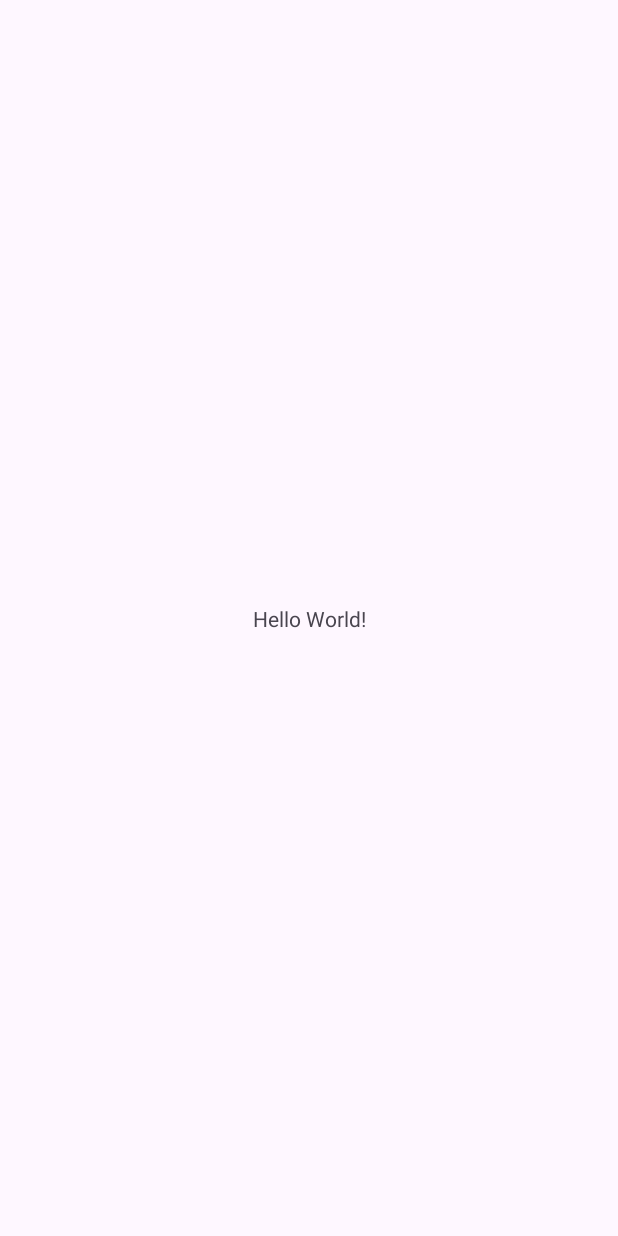
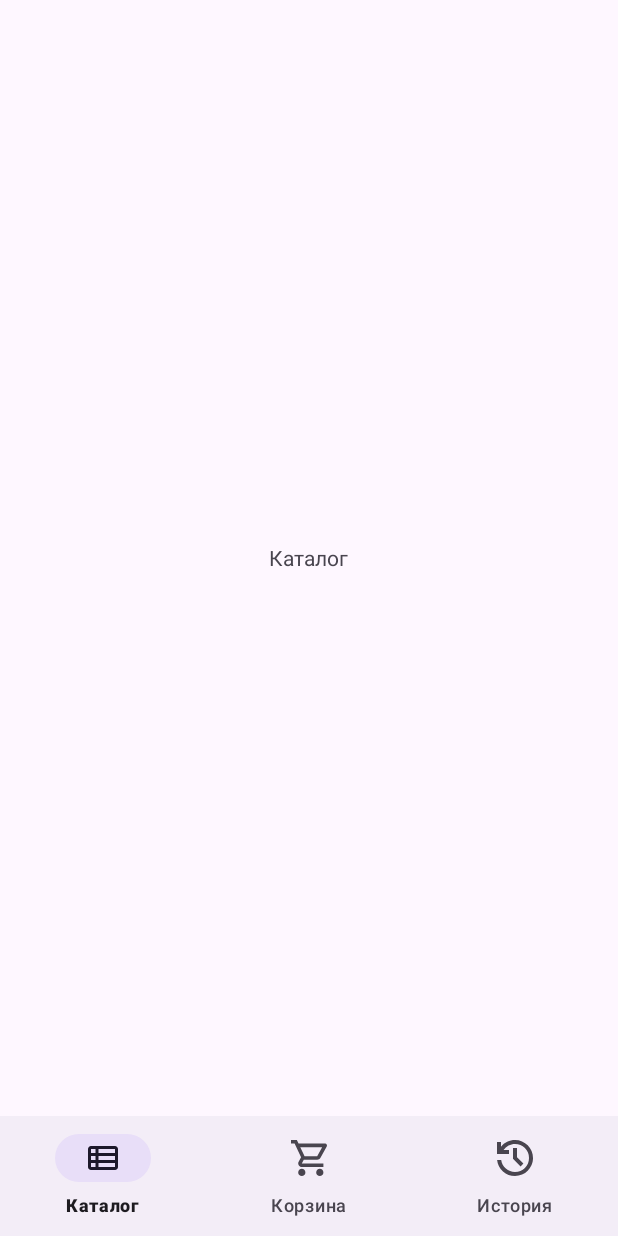
Before and after one commit to ytowka/books-project, an Android app: the screen it shows after launch (MainActivity), on a phone screen of 412 x 824 dp. Before the commit the screen is almost empty. Run offline under Robolectric (Android 15) with nearby library versions, the phone set to English and light mode, and no system bars; our stand-ins replace navigation-ui.

Commit message:
setup navigation

```diff
--- a/app/src/main/java/com/gruppa/books/MainActivity.kt
+++ b/app/src/main/java/com/gruppa/books/MainActivity.kt
@@ -2,10 +2,27 @@ package com.gruppa.books
 
 import androidx.appcompat.app.AppCompatActivity
 import android.os.Bundle
+import android.os.PersistableBundle
+import android.widget.Button
+import android.widget.TextView
+import androidx.lifecycle.ViewModelProvider
+import androidx.navigation.fragment.NavHostFragment
+import androidx.navigation.ui.setupWithNavController
+import com.gruppa.books.databinding.ActivityMainBinding
 
 class MainActivity : AppCompatActivity() {
+    lateinit var binding: ActivityMainBinding
+
+    val viewModel: MainViewModel by lazy { ViewModelProvider(this).get(MainViewModel::class.java) }
     override fun onCreate(savedInstanceState: Bundle?) {
         super.onCreate(savedInstanceState)
-        setContentView(R.layout.activity_main)
+
+        binding = ActivityMainBinding.inflate(layoutInflater)
+        setContentView(binding.root)
+
+        val navHostFragment = supportFragmentManager.findFragmentById(R.id.nav_fragment) as NavHostFragment
+        val navController = navHostFragment.navController
+
+        binding.navBar.setupWithNavController(navController)
     }
 }
--- /dev/null
+++ b/app/src/main/java/com/gruppa/books/MainViewModel.kt
@@ -0,0 +1,19 @@
+package com.gruppa.books
+
+import androidx.lifecycle.LiveData
+import androidx.lifecycle.MutableLiveData
+import androidx.lifecycle.ViewModel
+
+class MainViewModel : ViewModel(){
+
+
+    private val _countLiveData: MutableLiveData<Int> = MutableLiveData(0)
+    val countLiveData: LiveData<Int> = _countLiveData
+
+    fun inc(){
+        val count = _countLiveData.value ?: 0
+        _countLiveData.value = count + 1
+    }
+
+
+}
--- /dev/null
+++ b/app/src/main/java/com/gruppa/books/ui/CatalogFragment.kt
@@ -0,0 +1,22 @@
+package com.gruppa.books.ui
+
+import android.os.Bundle
+import android.view.LayoutInflater
+import android.view.View
+import android.view.ViewGroup
+import androidx.fragment.app.Fragment
+import com.gruppa.books.databinding.FragmentCatalogBinding
+
+class CatalogFragment : Fragment(){
+
+    lateinit var binding: FragmentCatalogBinding
+
+    override fun onCreateView(
+        inflater: LayoutInflater,
+        container: ViewGroup?,
+        savedInstanceState: Bundle?
+    ): View {
+        binding = FragmentCatalogBinding.inflate(inflater)
+        return binding.root
+    }
+}
--- /dev/null
+++ b/app/src/main/java/com/gruppa/books/ui/HistoryFragment.kt
@@ -0,0 +1,23 @@
+package com.gruppa.books.ui
+
+import android.os.Bundle
+import android.view.LayoutInflater
+import android.view.View
+import android.view.ViewGroup
+import androidx.fragment.app.Fragment
+import com.gruppa.books.databinding.FragmentCatalogBinding
+import com.gruppa.books.databinding.FragmentHistoryBinding
+
+class HistoryFragment : Fragment(){
+
+    lateinit var binding: FragmentHistoryBinding
+
+    override fun onCreateView(
+        inflater: LayoutInflater,
+        container: ViewGroup?,
+        savedInstanceState: Bundle?
+    ): View {
+        binding = FragmentHistoryBinding.inflate(inflater)
+        return binding.root
+    }
+}
--- /dev/null
+++ b/app/src/main/java/com/gruppa/books/ui/ShoppingCartFragment.kt
@@ -0,0 +1,21 @@
+package com.gruppa.books.ui
+
+import android.os.Bundle
+import android.view.LayoutInflater
+import android.view.View
+import android.view.ViewGroup
+import androidx.fragment.app.Fragment
+import com.gruppa.books.databinding.FragmentShoppingCartBinding
+
+class ShoppingCartFragment : Fragment() {
+    lateinit var binding: FragmentShoppingCartBinding
+
+    override fun onCreateView(
+        inflater: LayoutInflater,
+        container: ViewGroup?,
+        savedInstanceState: Bundle?
+    ): View {
+        binding = FragmentShoppingCartBinding.inflate(inflater)
+        return binding.root
+    }
+}
--- /dev/null
+++ b/app/src/main/res/drawable/ic_history.xml
@@ -0,0 +1,9 @@
+<vector xmlns:android="http://schemas.android.com/apk/res/android"
+    android:width="18dp"
+    android:height="18dp"
+    android:viewportWidth="18"
+    android:viewportHeight="18">
+  <path
+      android:pathData="M9,18C6.7,18 4.696,17.237 2.987,15.712C1.279,14.188 0.3,12.283 0.05,10H2.1C2.333,11.733 3.104,13.167 4.412,14.3C5.721,15.433 7.25,16 9,16C10.95,16 12.604,15.321 13.962,13.962C15.321,12.604 16,10.95 16,9C16,7.05 15.321,5.396 13.962,4.037C12.604,2.679 10.95,2 9,2C7.85,2 6.775,2.267 5.775,2.8C4.775,3.333 3.933,4.067 3.25,5H6V7H0V1H2V3.35C2.85,2.283 3.888,1.458 5.113,0.875C6.338,0.292 7.633,0 9,0C10.25,0 11.421,0.237 12.512,0.712C13.604,1.188 14.554,1.829 15.363,2.638C16.171,3.446 16.813,4.396 17.288,5.488C17.763,6.579 18,7.75 18,9C18,10.25 17.763,11.421 17.288,12.512C16.813,13.604 16.171,14.554 15.363,15.363C14.554,16.171 13.604,16.813 12.512,17.288C11.421,17.763 10.25,18 9,18ZM11.8,13.2L8,9.4V4H10V8.6L13.2,11.8L11.8,13.2Z"
+      android:fillColor="#1C1B1F"/>
+</vector>
--- /dev/null
+++ b/app/src/main/res/drawable/ic_shopping_cart.xml
@@ -0,0 +1,9 @@
+<vector xmlns:android="http://schemas.android.com/apk/res/android"
+    android:width="20dp"
+    android:height="20dp"
+    android:viewportWidth="20"
+    android:viewportHeight="20">
+  <path
+      android:pathData="M6,20C5.45,20 4.979,19.804 4.588,19.413C4.196,19.021 4,18.55 4,18C4,17.45 4.196,16.979 4.588,16.587C4.979,16.196 5.45,16 6,16C6.55,16 7.021,16.196 7.412,16.587C7.804,16.979 8,17.45 8,18C8,18.55 7.804,19.021 7.412,19.413C7.021,19.804 6.55,20 6,20ZM16,20C15.45,20 14.979,19.804 14.587,19.413C14.196,19.021 14,18.55 14,18C14,17.45 14.196,16.979 14.587,16.587C14.979,16.196 15.45,16 16,16C16.55,16 17.021,16.196 17.413,16.587C17.804,16.979 18,17.45 18,18C18,18.55 17.804,19.021 17.413,19.413C17.021,19.804 16.55,20 16,20ZM5.15,4L7.55,9H14.55L17.3,4H5.15ZM4.2,2H18.95C19.333,2 19.625,2.171 19.825,2.513C20.025,2.854 20.033,3.2 19.85,3.55L16.3,9.95C16.117,10.283 15.871,10.542 15.563,10.725C15.254,10.908 14.917,11 14.55,11H7.1L6,13H18V15H6C5.25,15 4.683,14.671 4.3,14.012C3.917,13.354 3.9,12.7 4.25,12.05L5.6,9.6L2,2H0V0H3.25L4.2,2Z"
+      android:fillColor="#1C1B1F"/>
+</vector>
--- /dev/null
+++ b/app/src/main/res/drawable/ic_view_list.xml
@@ -0,0 +1,13 @@
+<vector xmlns:android="http://schemas.android.com/apk/res/android"
+    android:width="24dp"
+    android:height="24dp"
+    android:viewportWidth="24"
+    android:viewportHeight="24">
+  <group>
+    <clip-path
+        android:pathData="M0,0h24v24h-24z"/>
+    <path
+        android:pathData="M9,18H20V15.325H9V18ZM4,8.675H7V6H4V8.675ZM4,13.35H7V10.675H4V13.35ZM4,18H7V15.325H4V18ZM9,13.35H20V10.675H9V13.35ZM9,8.675H20V6H9V8.675ZM4,20C3.45,20 2.979,19.804 2.588,19.413C2.196,19.021 2,18.55 2,18V6C2,5.45 2.196,4.979 2.588,4.588C2.979,4.196 3.45,4 4,4H20C20.55,4 21.021,4.196 21.413,4.588C21.804,4.979 22,5.45 22,6V18C22,18.55 21.804,19.021 21.413,19.413C21.021,19.804 20.55,20 20,20H4Z"
+        android:fillColor="#1C1B1F"/>
+  </group>
+</vector>
--- a/app/src/main/res/layout/activity_main.xml
+++ b/app/src/main/res/layout/activity_main.xml
@@ -1,18 +1,27 @@
 <?xml version="1.0" encoding="utf-8"?>
-<androidx.constraintlayout.widget.ConstraintLayout xmlns:android="http://schemas.android.com/apk/res/android"
+<LinearLayout xmlns:android="http://schemas.android.com/apk/res/android"
     xmlns:app="http://schemas.android.com/apk/res-auto"
     xmlns:tools="http://schemas.android.com/tools"
     android:layout_width="match_parent"
     android:layout_height="match_parent"
+    android:orientation="vertical"
     tools:context=".MainActivity">
 
-    <TextView
-        android:layout_width="wrap_content"
+    <androidx.fragment.app.FragmentContainerView
+        android:id="@+id/nav_fragment"
+        android:name="androidx.navigation.fragment.NavHostFragment"
+        android:layout_width="match_parent"
+        android:layout_height="0dp"
+        android:layout_weight="1"
+        app:defaultNavHost="true"
+        app:navGraph="@navigation/nav_graph"
+        />
+
+    <com.google.android.material.bottomnavigation.BottomNavigationView
+        android:id="@+id/navBar"
+        android:layout_width="match_parent"
         android:layout_height="wrap_content"
-        android:text="Hello World!"
-        app:layout_constraintBottom_toBottomOf="parent"
-        app:layout_constraintEnd_toEndOf="parent"
-        app:layout_constraintStart_toStartOf="parent"
-        app:layout_constraintTop_toTopOf="parent" />
+        app:menu="@menu/bottom_nav_menu"
+        />
 
-</androidx.constraintlayout.widget.ConstraintLayout>
+</LinearLayout>
--- /dev/null
+++ b/app/src/main/res/layout/fragment_catalog.xml
@@ -0,0 +1,13 @@
+<?xml version="1.0" encoding="utf-8"?>
+<FrameLayout xmlns:android="http://schemas.android.com/apk/res/android"
+    android:layout_width="match_parent"
+    android:layout_height="match_parent">
+
+    <TextView
+        android:layout_width="wrap_content"
+        android:layout_height="wrap_content"
+        android:text="@string/catalog"
+        android:layout_gravity="center"
+        />
+
+</FrameLayout>
--- /dev/null
+++ b/app/src/main/res/layout/fragment_history.xml
@@ -0,0 +1,13 @@
+<?xml version="1.0" encoding="utf-8"?>
+<FrameLayout xmlns:android="http://schemas.android.com/apk/res/android"
+    android:layout_width="match_parent"
+    android:layout_height="match_parent">
+
+    <TextView
+        android:layout_width="wrap_content"
+        android:layout_height="wrap_content"
+        android:text="@string/history"
+        android:layout_gravity="center"
+        />
+
+</FrameLayout>
--- /dev/null
+++ b/app/src/main/res/layout/fragment_shopping_cart.xml
@@ -0,0 +1,13 @@
+<?xml version="1.0" encoding="utf-8"?>
+<FrameLayout xmlns:android="http://schemas.android.com/apk/res/android"
+    android:layout_width="match_parent"
+    android:layout_height="match_parent">
+
+    <TextView
+        android:layout_width="wrap_content"
+        android:layout_height="wrap_content"
+        android:text="@string/cart"
+        android:layout_gravity="center"
+        />
+
+</FrameLayout>
--- /dev/null
+++ b/app/src/main/res/menu/bottom_nav_menu.xml
@@ -0,0 +1,22 @@
+<?xml version="1.0" encoding="utf-8"?>
+<menu xmlns:android="http://schemas.android.com/apk/res/android">
+
+    <item
+        android:id="@+id/catalog"
+        android:title="@string/catalog"
+        android:icon="@drawable/ic_view_list"
+        />
+
+    <item
+        android:id="@+id/shopping_cart"
+        android:title="@string/cart"
+        android:icon="@drawable/ic_shopping_cart"
+        />
+
+    <item
+        android:id="@+id/history"
+        android:title="@string/history"
+        android:icon="@drawable/ic_history"
+        />
+
+</menu>
--- /dev/null
+++ b/app/src/main/res/navigation/nav_graph.xml
@@ -0,0 +1,19 @@
+<?xml version="1.0" encoding="utf-8"?>
+<navigation xmlns:android="http://schemas.android.com/apk/res/android"
+    xmlns:app="http://schemas.android.com/apk/res-auto"
+    android:id="@+id/nav_graph"
+    app:startDestination="@id/catalog">
+
+    <fragment
+        android:id="@+id/catalog"
+        android:name="com.gruppa.books.ui.CatalogFragment"
+        android:label="CatalogFragment" />
+    <fragment
+        android:id="@+id/shopping_cart"
+        android:name="com.gruppa.books.ui.ShoppingCartFragment"
+        android:label="ShoppingCartFragment" />
+    <fragment
+        android:id="@+id/history"
+        android:name="com.gruppa.books.ui.HistoryFragment"
+        android:label="HistoryFragment" />
+</navigation>
--- a/app/src/main/res/values/strings.xml
+++ b/app/src/main/res/values/strings.xml
@@ -1,3 +1,7 @@
 <resources>
     <string name="app_name">Books</string>
+    <string name="catalog">Каталог</string>
+    <string name="cart">Корзина</string>
+    <string name="history">История</string>
+
 </resources>
```
